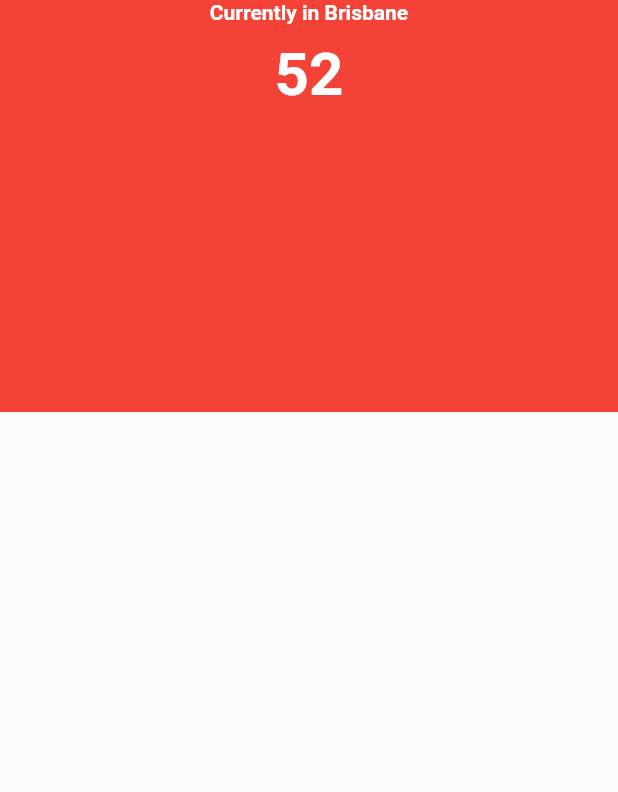
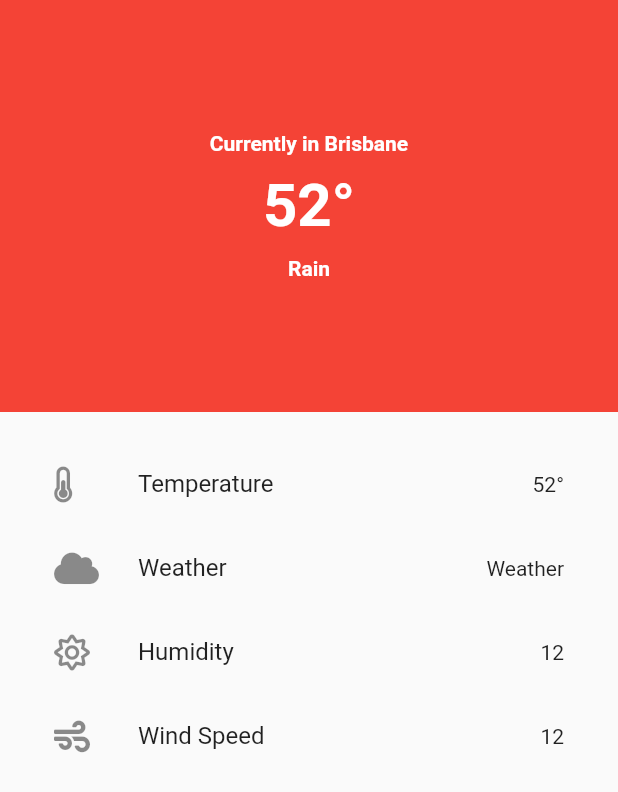
Before and after one commit to fwrhine/Rainbow-Weather-App, a Flutter app: the screen it shows after launch, on a phone screen of 412 x 824 dp. Shown: the top 792 px of the screen. Run offline on Flutter 3.47's test engine with Material 2 defaults, Android fonts, the phone set to English and light mode, and no system bars; our stand-ins replace font_awesome_flutter.

Commit message:
Add weather elements detail.

```diff
--- a/lib/main.dart
+++ b/lib/main.dart
@@ -1,4 +1,7 @@
 import 'package:flutter/material.dart';
+import 'package:font_awesome_flutter/font_awesome_flutter.dart';
+import 'package:http/http.dart' as http;
+import 'dart:convert';
 
 void main () => runApp(
   MaterialApp(
@@ -25,6 +28,8 @@ class _HomeState extends State<Home> {
             width: MediaQuery.of(context).size.width,
             color: Colors.red,
             child: Column(
+              mainAxisAlignment: MainAxisAlignment.center,
+              crossAxisAlignment: CrossAxisAlignment.center,
               children: <Widget>[
                 Padding(
                   padding: EdgeInsets.only(bottom: 10.0),
@@ -38,14 +43,54 @@ class _HomeState extends State<Home> {
                   ),
                 ),
                 Text(
-                  "52\u0000",
+                  "52\u00B0",
                   style: TextStyle(
                     color: Colors.white,
                     fontSize: 40.0,
                     fontWeight: FontWeight.w600
                   )
-                )
+                ),
+                Padding(
+                  padding: EdgeInsets.only(top: 10.0),
+                  child: Text(
+                      "Rain",
+                      style: TextStyle(
+                          color: Colors.white,
+                          fontSize: 14.0,
+                          fontWeight: FontWeight.w600
+                      )
+                  ),
+                ),
               ]
+            )
+          ),
+          Expanded(
+            child: Padding(
+              padding: EdgeInsets.all(20.0),
+              child: ListView(
+                children: <Widget>[
+                  ListTile(
+                    leading: FaIcon(FontAwesomeIcons.thermometerHalf),
+                    title: Text("Temperature"),
+                    trailing: Text("52\u00B0"),
+                  ),
+                  ListTile(
+                    leading: FaIcon(FontAwesomeIcons.cloud),
+                    title: Text("Weather"),
+                    trailing: Text("Weather"),
+                  ),
+                  ListTile(
+                    leading: FaIcon(FontAwesomeIcons.sun),
+                    title: Text("Humidity"),
+                    trailing: Text("12"),
+                  ),
+                  ListTile(
+                    leading: FaIcon(FontAwesomeIcons.wind),
+                    title: Text("Wind Speed"),
+                    trailing: Text("12"),
+                  )
+                ],
+              )
             )
           )
         ]
--- a/pubspec.yaml
+++ b/pubspec.yaml
@@ -28,6 +28,8 @@ dependencies:
   # The following adds the Cupertino Icons font to your application.
   # Use with the CupertinoIcons class for iOS style icons.
   cupertino_icons: ^1.0.0
+  font_awesome_flutter: ^8.10.0
+  http: ^0.12.2
 
 dev_dependencies:
   flutter_test:
```
